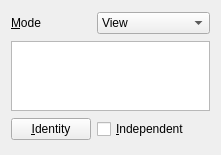
The window that src/transformeditorwidget.ui (not-surt/GfxPaint) describes before a commit, drawn with Qt 5.
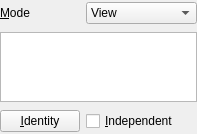
The same window after the commit.

What changed in the file:
```diff
--- a/src/transformeditorwidget.ui
+++ b/src/transformeditorwidget.ui
@@ -6,8 +6,8 @@
    <rect>
     <x>0</x>
     <y>0</y>
-    <width>221</width>
-    <height>155</height>
+    <width>197</width>
+    <height>134</height>
    </rect>
   </property>
   <property name="sizePolicy">
@@ -20,6 +20,18 @@
    <string>Form</string>
   </property>
   <layout class="QGridLayout" name="gridLayout" columnstretch="1,1,1">
+   <property name="leftMargin">
+    <number>0</number>
+   </property>
+   <property name="topMargin">
+    <number>0</number>
+   </property>
+   <property name="rightMargin">
+    <number>0</number>
+   </property>
+   <property name="bottomMargin">
+    <number>0</number>
+   </property>
    <item row="0" column="0">
     <widget class="QLabel" name="modeLabel">
      <property name="text">
```
